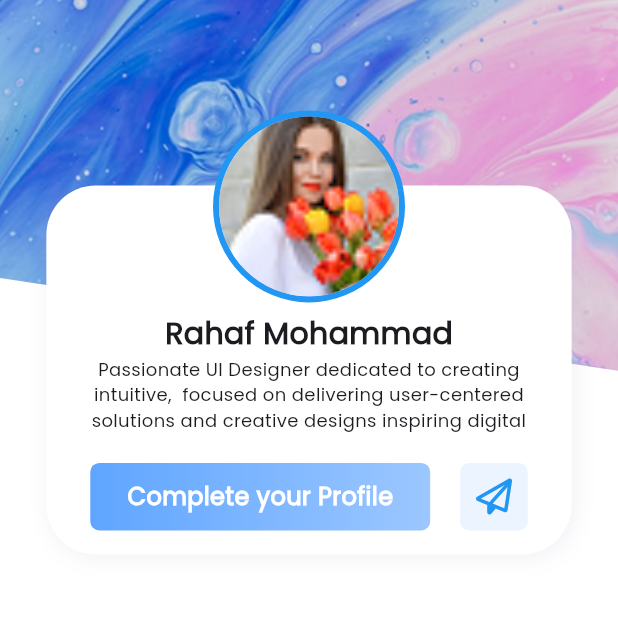
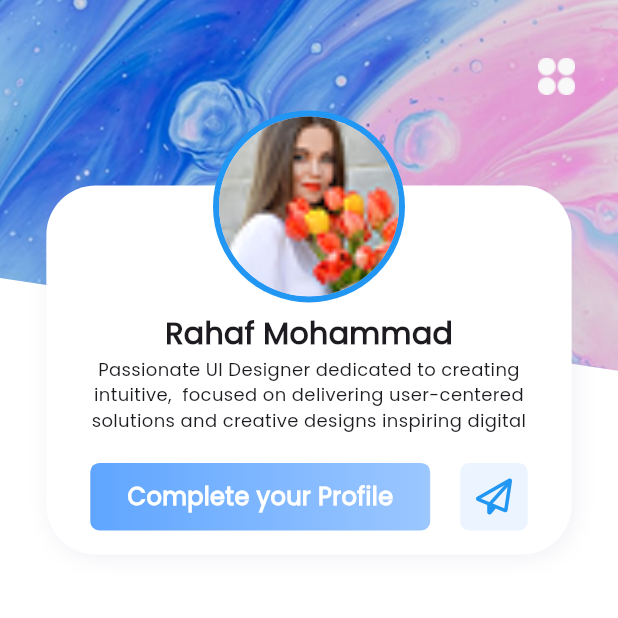
Before and after one commit to Abdelghfarsalah/Graduation_project, a Flutter app: the Home screen opened directly, item 5 of the bottom bar chosen, on a phone screen of 412 x 824 dp, the top half of it. Run offline on Flutter 3.47's test engine with Material 3 defaults, Android fonts, the phone set to English and light mode, and no system bars; our stand-ins replace flutter_bloc, flutter_gemini, flutter_svg, font_awesome_flutter, shared_preferences, smooth_page_indicator and 1 more; accounts and stored records are empty.

Commit message:
add icon setting

```diff
--- a/lib/feature/Account/presentation/pages/Accountpage.dart
+++ b/lib/feature/Account/presentation/pages/Accountpage.dart
@@ -5,6 +5,7 @@ import 'package:graduation_project/feature/Account/presentation/widgets/Accountc
 import 'package:graduation_project/feature/Account/presentation/widgets/BackgroundimageinAccount.dart';
 import 'package:graduation_project/feature/Account/presentation/widgets/DisplayPersonalinformation.dart';
 import 'package:graduation_project/feature/Account/presentation/widgets/PersonalInformationOther.dart';
+import 'package:graduation_project/feature/Account/presentation/widgets/SettingIcon.dart';
 
 class Accountpage extends StatelessWidget {
   const Accountpage({super.key});
@@ -19,7 +20,11 @@ class Accountpage extends StatelessWidget {
             height: MediaQuery.sizeOf(context).height * 0.5,
             child: Stack(
               alignment: Alignment.center,
-              children: [Backgroundimageinaccount(), Accountcard()],
+              children: [
+                Backgroundimageinaccount(),
+                Settingicon(),
+                Accountcard(),
+              ],
             ),
           ),
         ),
--- /dev/null
+++ b/lib/feature/Account/presentation/widgets/SettingIcon.dart
@@ -0,0 +1,14 @@
+import 'package:flutter/material.dart';
+
+class Settingicon extends StatelessWidget {
+  const Settingicon({super.key});
+
+  @override
+  Widget build(BuildContext context) {
+    return Positioned(
+        top: 30,
+        left: MediaQuery.of(context).size.width * 0.85,
+        right: 20,
+        child: Image.asset("assets/HomeImage/Accountimages/Setting.png"));
+  }
+}
```
Also changed, not shown: assets/HomeImage/Accountimages/Setting.png (added), lib/feature/Account/presentation/pages/SettingPage.dart (added).
